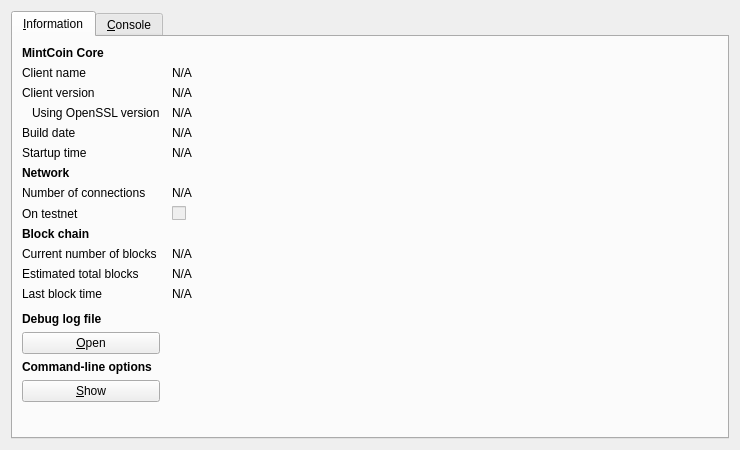
First picture: the form in src/qt/forms/rpcconsole.ui, repository MintcoinCommunity/Mintcoin-Desktop-Wallet, before the edit.
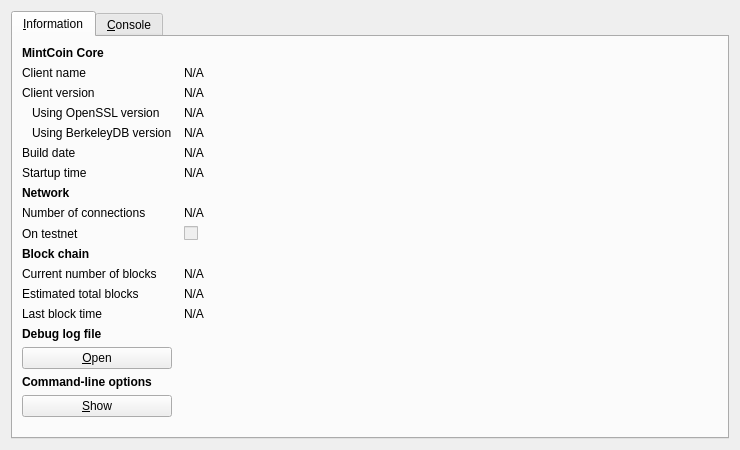
Second picture: the form after the edit. Icons and pictures are not drawn.

Commit message: Include BDB version used in debug.log and RPC Console UI

Diff of the .ui file:
```diff
--- a/src/qt/forms/rpcconsole.ui
+++ b/src/qt/forms/rpcconsole.ui
@@ -113,13 +113,39 @@
         </widget>
        </item>
        <item row="4" column="0">
+        <widget class="QLabel" name="label_berkeleyDBVersion">
+         <property name="text">
+          <string>Using BerkeleyDB version</string>
+         </property>
+         <property name="indent">
+          <number>10</number>
+         </property>
+        </widget>
+       </item>
+       <item row="4" column="1">
+        <widget class="QLabel" name="berkeleyDBVersion">
+         <property name="cursor">
+          <cursorShape>IBeamCursor</cursorShape>
+         </property>
+         <property name="text">
+          <string>N/A</string>
+         </property>
+         <property name="textFormat">
+          <enum>Qt::PlainText</enum>
+         </property>
+         <property name="textInteractionFlags">
+          <set>Qt::LinksAccessibleByMouse|Qt::TextSelectableByKeyboard|Qt::TextSelectableByMouse</set>
+         </property>
+        </widget>
+       </item> 
+       <item row="5" column="0">
         <widget class="QLabel" name="label_12">
          <property name="text">
           <string>Build date</string>
          </property>
         </widget>
        </item>
-       <item row="4" column="1">
+       <item row="5" column="1">
         <widget class="QLabel" name="buildDate">
          <property name="cursor">
           <cursorShape>IBeamCursor</cursorShape>
@@ -135,14 +161,14 @@
          </property>
         </widget>
        </item>
-       <item row="5" column="0">
+       <item row="6" column="0">
         <widget class="QLabel" name="label_13">
          <property name="text">
           <string>Startup time</string>
          </property>
         </widget>
        </item>
-       <item row="5" column="1">
+       <item row="6" column="1">
         <widget class="QLabel" name="startupTime">
          <property name="cursor">
           <cursorShape>IBeamCursor</cursorShape>
@@ -158,7 +184,7 @@
          </property>
         </widget>
        </item>
-       <item row="6" column="0">
+       <item row="7" column="0">
         <widget class="QLabel" name="label_11">
          <property name="font">
           <font>
@@ -171,14 +197,14 @@
          </property>
         </widget>
        </item>
-       <item row="7" column="0">
+       <item row="8" column="0">
         <widget class="QLabel" name="label_7">
          <property name="text">
           <string>Number of connections</string>
          </property>
         </widget>
        </item>
-       <item row="7" column="1">
+       <item row="8" column="1">
         <widget class="QLabel" name="numberOfConnections">
          <property name="cursor">
           <cursorShape>IBeamCursor</cursorShape>
@@ -194,14 +220,14 @@
          </property>
         </widget>
        </item>
-       <item row="8" column="0">
+       <item row="9" column="0">
         <widget class="QLabel" name="label_8">
          <property name="text">
           <string>On testnet</string>
          </property>
         </widget>
        </item>
-       <item row="8" column="1">
+       <item row="9" column="1">
         <widget class="QCheckBox" name="isTestNet">
          <property name="enabled">
           <bool>false</bool>
@@ -211,7 +237,7 @@
          </property>
         </widget>
        </item>
-       <item row="9" column="0">
+       <item row="10" column="0">
         <widget class="QLabel" name="label_10">
          <property name="font">
           <font>
@@ -224,14 +250,14 @@
          </property>
         </widget>
        </item>
-       <item row="10" column="0">
+       <item row="11" column="0">
         <widget class="QLabel" name="label_3">
          <property name="text">
           <string>Current number of blocks</string>
          </property>
         </widget>
        </item>
-       <item row="10" column="1">
+       <item row="11" column="1">
         <widget class="QLabel" name="numberOfBlocks">
          <property name="cursor">
           <cursorShape>IBeamCursor</cursorShape>
@@ -247,14 +273,14 @@
          </property>
         </widget>
        </item>
-       <item row="11" column="0">
+       <item row="12" column="0">
         <widget class="QLabel" name="label_4">
          <property name="text">
           <string>Estimated total blocks</string>
          </property>
         </widget>
        </item>
-       <item row="11" column="1">
+       <item row="12" column="1">
         <widget class="QLabel" name="totalBlocks">
          <property name="cursor">
           <cursorShape>IBeamCursor</cursorShape>
@@ -270,14 +296,14 @@
          </property>
         </widget>
        </item>
-       <item row="12" column="0">
+       <item row="13" column="0">
         <widget class="QLabel" name="label_2">
          <property name="text">
           <string>Last block time</string>
          </property>
         </widget>
        </item>
-       <item row="12" column="1">
+       <item row="13" column="1">
         <widget class="QLabel" name="lastBlockTime">
          <property name="cursor">
           <cursorShape>IBeamCursor</cursorShape>
@@ -293,7 +319,7 @@
          </property>
         </widget>
        </item>
-       <item row="13" column="0">
+       <item row="14" column="0">
         <spacer name="verticalSpacer_2">
          <property name="orientation">
           <enum>Qt::Vertical</enum>
@@ -306,7 +332,7 @@
          </property>
         </spacer>
        </item>
-       <item row="14" column="0">
+       <item row="15" column="0">
         <widget class="QLabel" name="labelDebugLogfile">
          <property name="font">
           <font>
@@ -319,7 +345,7 @@
          </property>
         </widget>
        </item>
-       <item row="15" column="0">
+       <item row="16" column="0">
         <widget class="QPushButton" name="openDebugLogfileButton">
          <property name="toolTip">
           <string>Open the MintCoin debug log file from the current data directory. This can take a few seconds for large log files.</string>
@@ -332,7 +358,7 @@
          </property>
         </widget>
        </item>
-       <item row="16" column="0">
+       <item row="17" column="0">
         <widget class="QLabel" name="labelCLOptions">
          <property name="font">
           <font>
@@ -345,7 +371,7 @@
          </property>
         </widget>
        </item>
-       <item row="17" column="0">
+       <item row="18" column="0">
         <widget class="QPushButton" name="showCLOptionsButton">
          <property name="toolTip">
           <string>Show the MintCoin-Qt help message to get a list with possible MintCoin command-line options.</string>
@@ -358,7 +384,7 @@
          </property>
         </widget>
        </item>
-       <item row="18" column="0">
+       <item row="19" column="0">
         <spacer name="verticalSpacer">
          <property name="orientation">
           <enum>Qt::Vertical</enum>
```
The commit also changes 2 other files.
